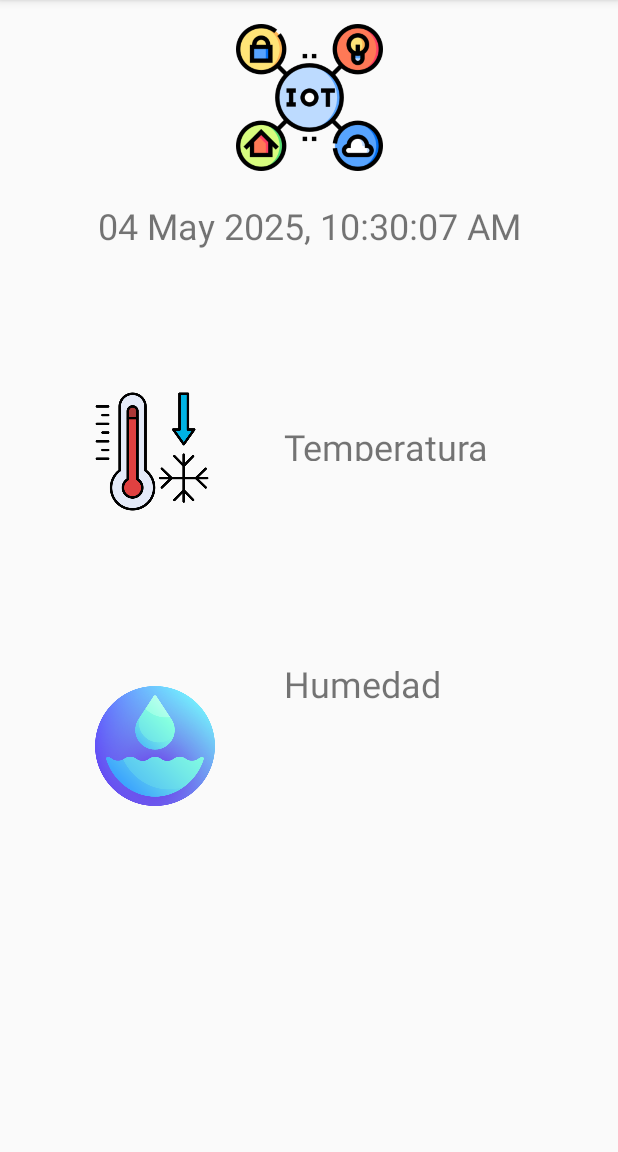
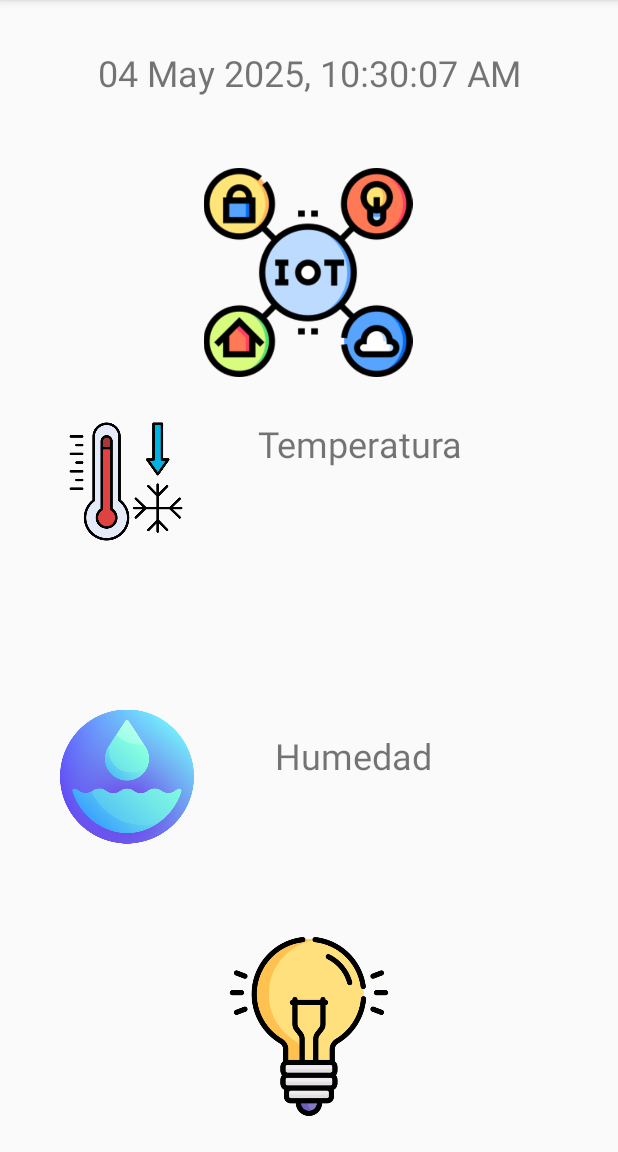
Before and after one commit to Seba271/pnk_prueba1, an Android app: the screen it shows after launch (MainActivity), on a phone screen of 412 x 824 dp, the part 84-1236 px from its top. Run offline under Robolectric (Android 15) with nearby library versions, the phone set to English and light mode, and no system bars; our stand-ins replace Volley; network calls fail; 1 statement that could not run was skipped.

Commit message:
agrege en drawable las imagenes de ampolleta, cambie logica para prender y apagar ampolleta y mejore modifique la vista del clima, le agregue la funcionalidad de prender o apagar la ampolleta que setea la temperatura y humedad

```diff
--- a/app/src/main/AndroidManifest.xml
+++ b/app/src/main/AndroidManifest.xml
@@ -15,7 +15,7 @@
         android:theme="@style/Theme.WebService"
         tools:targetApi="31">
 
-        <!-- Teodoro tulon :3 Hacer que SplashActivity sea la actividad principal  -->
+        <!-- Hacer que SplashActivity sea la actividad principal  -->
         <activity
             android:name=".SplashActivity"
             android:exported="true">
--- a/app/src/main/java/com/example/webservice/MainActivity.kt
+++ b/app/src/main/java/com/example/webservice/MainActivity.kt
@@ -17,13 +17,17 @@ import java.util.Calendar
 import java.util.Locale
 
 class MainActivity : AppCompatActivity() {
-
+    //variables de clima
     lateinit var fecha: TextView
     lateinit var temp: TextView
     lateinit var hum: TextView
     lateinit var imagenTemp: ImageView
     lateinit var datos: RequestQueue
     val mHandler = Handler(Looper.getMainLooper())
+    //funcionamiento de ampolleta
+    var refrescoActivo = true
+    lateinit var imagenAmpolleta: ImageView
+
 
     override fun onCreate(savedInstanceState: Bundle?) {
         super.onCreate(savedInstanceState)
@@ -40,6 +44,21 @@ class MainActivity : AppCompatActivity() {
 
         // Iniciamos refresco automático
         mHandler.post(refrescar)
+
+        imagenAmpolleta = findViewById(R.id.imagen_ampolleta)
+
+        imagenAmpolleta.setOnClickListener {
+            refrescoActivo = !refrescoActivo // Cambia el estado
+
+            if (refrescoActivo) {
+                imagenAmpolleta.setImageResource(R.drawable.ampolleta_on)
+                mHandler.post(refrescar) // Reanuda el refresco
+            } else {
+                imagenAmpolleta.setImageResource(R.drawable.ampolleta_off)
+                mHandler.removeCallbacks(refrescar) // Detiene el refresco
+            }
+        }
+
     }
 
     // Función para obtener fecha y hora
--- a/app/src/main/res/layout/activity_main.xml
+++ b/app/src/main/res/layout/activity_main.xml
@@ -7,25 +7,13 @@
     android:layout_height="match_parent"
     tools:context=".MainActivity">
 
-    <TextView
-        android:id="@+id/txt_temp"
-        android:layout_width="153dp"
-        android:layout_height="26dp"
-        android:layout_marginStart="44dp"
-        android:layout_marginBottom="132dp"
-        android:text="Temperatura"
-        android:textSize="24sp"
-        app:layout_constraintBottom_toTopOf="@+id/txt_humedad"
-        app:layout_constraintEnd_toEndOf="parent"
-        app:layout_constraintHorizontal_bias="0.0"
-        app:layout_constraintStart_toEndOf="@+id/imagen_temp" />
-
     <ImageView
         android:id="@+id/imagen_logo"
-        android:layout_width="146dp"
-        android:layout_height="98dp"
-        android:layout_marginTop="16dp"
+        android:layout_width="189dp"
+        android:layout_height="139dp"
+        android:layout_marginTop="112dp"
         app:layout_constraintEnd_toEndOf="parent"
+        app:layout_constraintHorizontal_bias="0.498"
         app:layout_constraintStart_toStartOf="parent"
         app:layout_constraintTop_toTopOf="parent"
         app:srcCompat="@drawable/iot" />
@@ -37,21 +25,33 @@
         android:layout_marginBottom="16dp"
         app:layout_constraintBottom_toTopOf="@+id/imageView4"
         app:layout_constraintEnd_toEndOf="parent"
-        app:layout_constraintHorizontal_bias="0.177"
+        app:layout_constraintHorizontal_bias="0.123"
         app:layout_constraintStart_toStartOf="parent"
 
         app:layout_constraintTop_toBottomOf="@+id/imagen_logo"
         app:layout_constraintVertical_bias="1.0"
         app:srcCompat="@drawable/tempbaja" />
 
+    <TextView
+        android:id="@+id/txt_temp"
+        android:layout_width="159dp"
+        android:layout_height="44dp"
+        android:layout_marginStart="44dp"
+        android:layout_marginBottom="164dp"
+        android:text="Temperatura"
+        android:textSize="24sp"
+        app:layout_constraintBottom_toTopOf="@+id/txt_humedad"
+        app:layout_constraintEnd_toEndOf="parent"
+        app:layout_constraintHorizontal_bias="0.0"
+        app:layout_constraintStart_toEndOf="@+id/imagen_temp" />
+
     <ImageView
         android:id="@+id/imageView4"
-        android:layout_width="80dp"
-        android:layout_height="197dp"
-        android:layout_marginBottom="172dp"
-        app:layout_constraintBottom_toBottomOf="parent"
-        app:layout_constraintEnd_toEndOf="parent"
-        app:layout_constraintHorizontal_bias="0.19"
+        android:layout_width="89dp"
+        android:layout_height="198dp"
+        android:layout_marginStart="40dp"
+        android:layout_marginBottom="8dp"
+        app:layout_constraintBottom_toTopOf="@+id/imagen_ampolleta"
         app:layout_constraintStart_toStartOf="parent"
         app:srcCompat="@drawable/humedad" />
 
@@ -59,23 +59,34 @@
         android:id="@+id/txt_humedad"
         android:layout_width="wrap_content"
         android:layout_height="wrap_content"
-        android:layout_marginBottom="296dp"
+        android:layout_marginBottom="248dp"
         android:text="Humedad"
         android:textSize="24sp"
         app:layout_constraintBottom_toBottomOf="parent"
         app:layout_constraintEnd_toEndOf="parent"
-        app:layout_constraintHorizontal_bias="0.28"
+        app:layout_constraintHorizontal_bias="0.303"
         app:layout_constraintStart_toEndOf="@+id/imageView4" />
 
     <TextView
         android:id="@+id/txt_fecha"
         android:layout_width="wrap_content"
         android:layout_height="wrap_content"
-        android:layout_marginTop="20dp"
+        android:layout_marginTop="32dp"
         android:text="Fecha"
         android:textSize="24sp"
         app:layout_constraintEnd_toEndOf="parent"
+        app:layout_constraintHorizontal_bias="0.501"
         app:layout_constraintStart_toStartOf="parent"
-        app:layout_constraintTop_toBottomOf="@+id/imagen_logo" />
+        app:layout_constraintTop_toTopOf="parent" />
+
+    <ImageView
+        android:id="@+id/imagen_ampolleta"
+        android:layout_width="120dp"
+        android:layout_height="119dp"
+        android:layout_marginBottom="24dp"
+        app:layout_constraintBottom_toBottomOf="parent"
+        app:layout_constraintEnd_toEndOf="parent"
+        app:layout_constraintStart_toStartOf="parent"
+        app:srcCompat="@drawable/ampolleta_on" />
 
 </androidx.constraintlayout.widget.ConstraintLayout>
```
Also changed, not shown: app/src/main/res/drawable/ampolleta_off.png (added), app/src/main/res/drawable/ampolleta_on.png (added).
